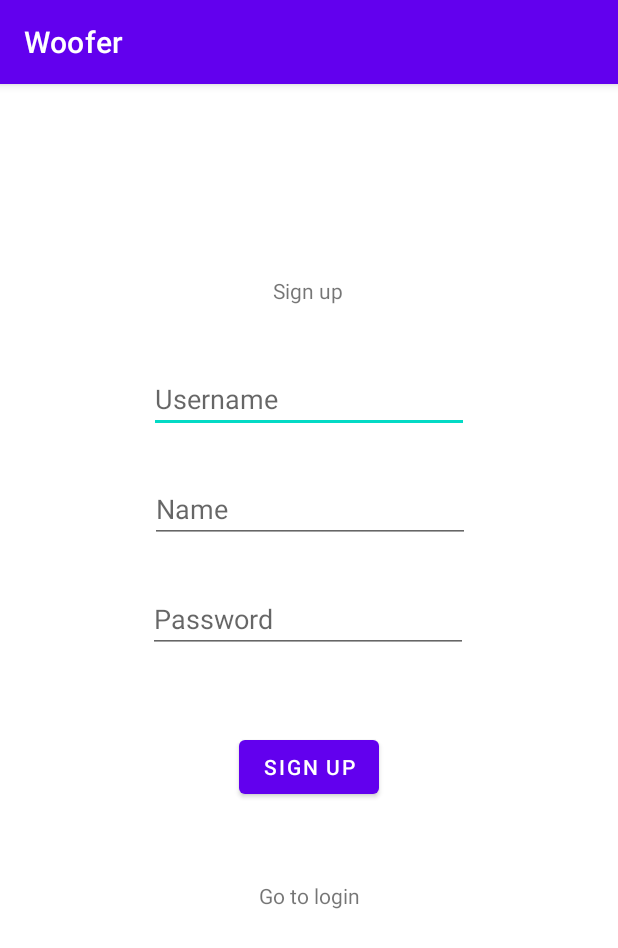
After one commit to jx-gao/Woofer, an Android app: the SignUp screen opened directly, with no data from a screen before it, on a phone screen of 412 x 824 dp. The commit adds this screen. Shown: the top 948 px of the screen. Run offline under Robolectric (Android 15) with nearby library versions, the light colour scheme and no system bars.

Commit message:
Signup complete, PHP insert request method complete

```diff
--- a/app/src/main/AndroidManifest.xml
+++ b/app/src/main/AndroidManifest.xml
@@ -11,7 +11,8 @@
         android:roundIcon="@mipmap/ic_launcher_round"
         android:supportsRtl="true"
         android:theme="@style/Theme.Woofer">
-        <activity android:name=".FriendList"></activity>
+        <activity android:name=".SignUp"></activity>
+        <activity android:name=".FriendList" />
         <activity android:name=".Login">
             <intent-filter>
                 <action android:name="android.intent.action.MAIN" />
@@ -19,7 +20,7 @@
                 <category android:name="android.intent.category.LAUNCHER" />
             </intent-filter>
         </activity>
-        <activity android:name=".MainActivity"></activity>
+        <activity android:name=".MainActivity" />
     </application>
 
 </manifest>
--- a/app/src/main/java/com/example/woofer/Login.java
+++ b/app/src/main/java/com/example/woofer/Login.java
@@ -64,4 +64,9 @@ public class Login extends AppCompatActivity {
             }
         });
     }
+
+    public void doGoToSignup(View view) {
+        Intent intent = new Intent(getApplicationContext(), SignUp.class);
+        startActivity(intent);
+    }
 }
--- /dev/null
+++ b/app/src/main/res/layout/activity_sign_up.xml
@@ -0,0 +1,83 @@
+<?xml version="1.0" encoding="utf-8"?>
+<androidx.constraintlayout.widget.ConstraintLayout xmlns:android="http://schemas.android.com/apk/res/android"
+    xmlns:app="http://schemas.android.com/apk/res-auto"
+    xmlns:tools="http://schemas.android.com/tools"
+    android:layout_width="match_parent"
+    android:layout_height="match_parent"
+    tools:context=".SignUp">
+
+    <TextView
+        android:id="@+id/textViewSignup"
+        android:layout_width="wrap_content"
+        android:layout_height="wrap_content"
+        android:layout_marginTop="128dp"
+        android:text="Sign up"
+        app:layout_constraintEnd_toEndOf="parent"
+        app:layout_constraintHorizontal_bias="0.498"
+        app:layout_constraintStart_toStartOf="parent"
+        app:layout_constraintTop_toTopOf="parent"/>
+
+    <EditText
+        android:id="@+id/editTextSignupUsername"
+        android:layout_width="wrap_content"
+        android:layout_height="wrap_content"
+        android:layout_marginTop="40dp"
+        android:ems="10"
+        android:hint="Username"
+        android:inputType="textPersonName"
+        app:layout_constraintEnd_toEndOf="parent"
+        app:layout_constraintStart_toStartOf="parent"
+        app:layout_constraintTop_toBottomOf="@+id/textViewSignup" />
+
+    <EditText
+        android:id="@+id/editTextTextSignupName"
+        android:layout_width="wrap_content"
+        android:layout_height="wrap_content"
+        android:layout_marginTop="28dp"
+        android:ems="10"
+        android:hint="Name"
+        android:inputType="textPersonName"
+        app:layout_constraintEnd_toEndOf="parent"
+        app:layout_constraintHorizontal_bias="0.502"
+        app:layout_constraintStart_toStartOf="parent"
+        app:layout_constraintTop_toBottomOf="@+id/editTextSignupUsername" />
+
+    <EditText
+        android:id="@+id/editTextTextSignupPassword"
+        android:layout_width="wrap_content"
+        android:layout_height="wrap_content"
+        android:layout_marginTop="28dp"
+        android:ems="10"
+        android:hint="Password"
+        android:inputType="textPassword"
+        app:layout_constraintEnd_toEndOf="parent"
+        app:layout_constraintHorizontal_bias="0.497"
+        app:layout_constraintStart_toStartOf="parent"
+        app:layout_constraintTop_toBottomOf="@+id/editTextTextSignupName" />
+
+    <Button
+        android:id="@+id/buttonSignup"
+        android:layout_width="wrap_content"
+        android:layout_height="wrap_content"
+        android:layout_marginTop="52dp"
+        android:text="Sign up"
+        app:layout_constraintBottom_toBottomOf="parent"
+        app:layout_constraintEnd_toEndOf="parent"
+        app:layout_constraintStart_toStartOf="parent"
+        app:layout_constraintTop_toBottomOf="@+id/editTextTextSignupPassword"
+        app:layout_constraintVertical_bias="0.0"
+        android:onClick="doSignup"/>
+
+    <TextView
+        android:id="@+id/textViewGotologin"
+        android:layout_width="wrap_content"
+        android:layout_height="wrap_content"
+        android:layout_marginTop="52dp"
+        android:text="Go to login"
+        app:layout_constraintBottom_toBottomOf="parent"
+        app:layout_constraintEnd_toEndOf="parent"
+        app:layout_constraintStart_toStartOf="parent"
+        app:layout_constraintTop_toBottomOf="@+id/buttonSignup"
+        app:layout_constraintVertical_bias="0.0"
+        android:onClick="doGoToLogin" />
+</androidx.constraintlayout.widget.ConstraintLayout>
```
Also changed, not shown: app/src/main/java/com/example/woofer/PHPRequest.java (+44 -1 lines), app/src/main/java/com/example/woofer/SignUp.java (added, +83 -0 lines), app/src/main/res/layout/activity_login.xml (+24 -0 lines).
